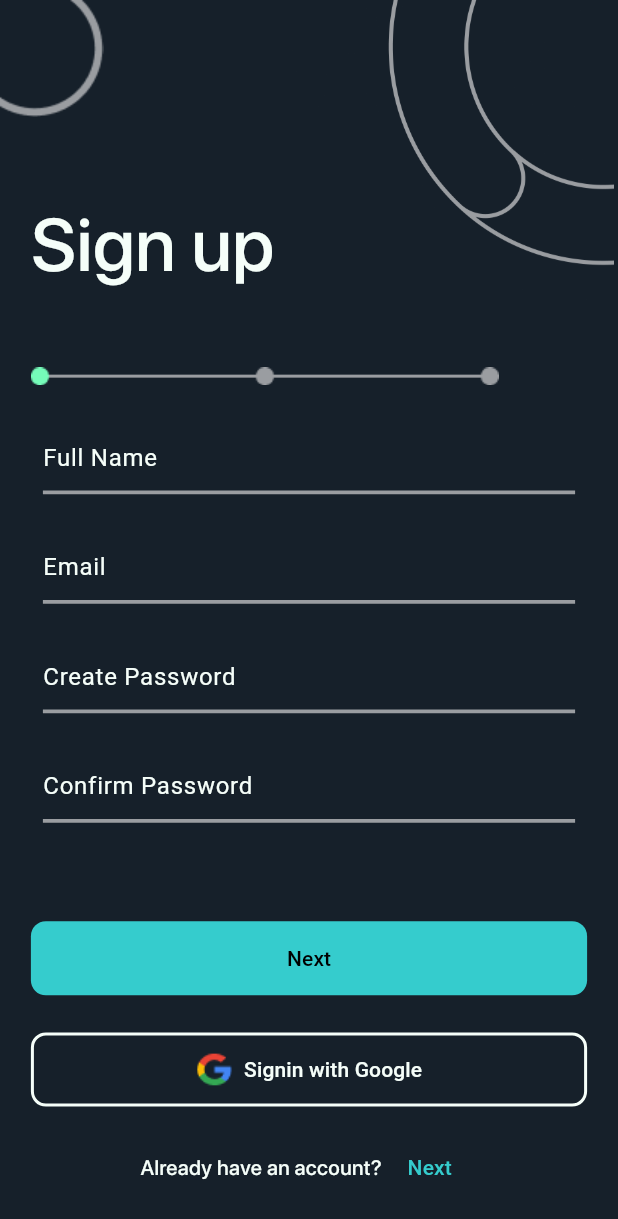
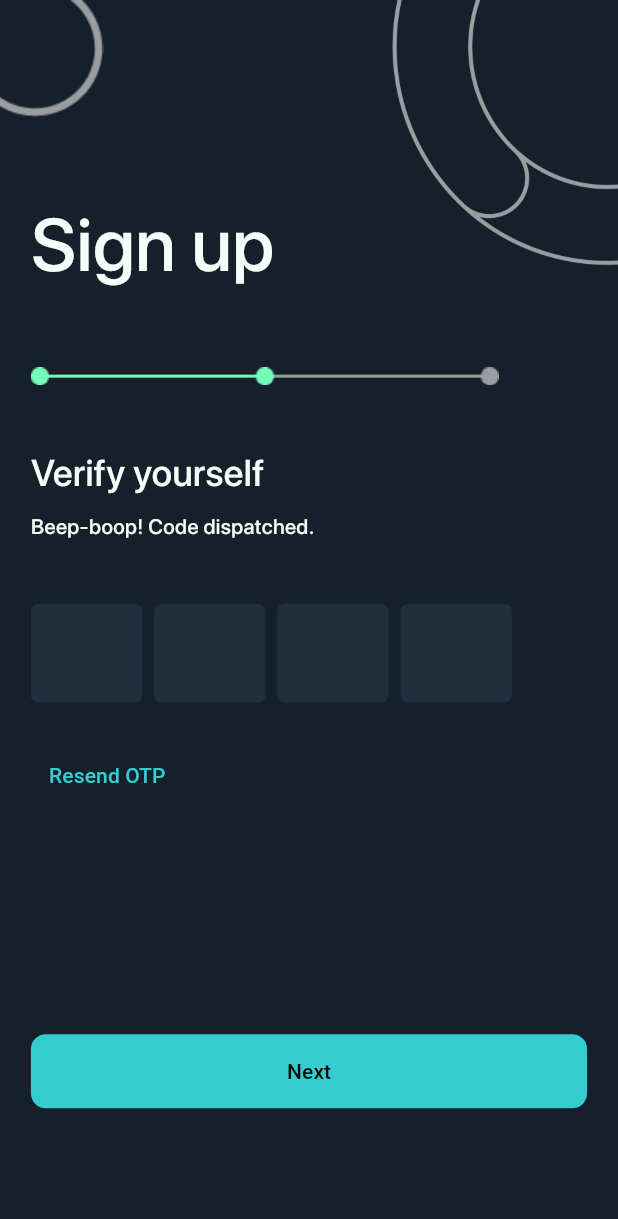
Before and after one commit to lakshya1goel/Connectify, a Flutter app: the screen it shows after launch, on a phone screen of 412 x 824 dp. Shown: the top 1219 px of the screen. Run offline on Flutter 3.47's test engine with Material 3 defaults, Android fonts, the phone set to English and light mode, and no system bars; drawn by our look-alikes of pinput; project files that could hold a hidden picture were left out.

Commit message:
add otp verification page

```diff
--- a/lib/main.dart
+++ b/lib/main.dart
@@ -2,6 +2,8 @@ import 'package:connectify/utils/contants/colors/app_colors.dart';
 import 'package:connectify/views/screens/authentication/login.dart';
 import 'package:connectify/views/screens/authentication/signup.dart';
 import 'package:flutter/material.dart';
+
+import 'views/screens/authentication/otpPage.dart';
 
 void main() {
   runApp(const MyApp());
@@ -24,7 +26,7 @@ class MyApp extends StatelessWidget {
           ),
         ),
       ),
-      home: SignupPage(),
+      home: OTPPage(),
     );
   }
 }
--- /dev/null
+++ b/lib/views/screens/authentication/otpPage.dart
@@ -0,0 +1,96 @@
+import 'package:connectify/utils/contants/colors/app_colors.dart';
+import 'package:flutter/material.dart';
+import 'package:pinput/pinput.dart';
+import '../../widgets/authentication/signupbg.dart';
+
+class OTPPage extends StatefulWidget {
+  const OTPPage({super.key});
+
+  @override
+  State<OTPPage> createState() => _OTPPageState();
+}
+
+class _OTPPageState extends State<OTPPage> {
+  @override
+  Widget build(BuildContext context) {
+    final size = MediaQuery.of(context).size;
+    return Scaffold(
+      body: SafeArea(
+        child: SingleChildScrollView(
+          child: Column(
+            crossAxisAlignment: CrossAxisAlignment.start,
+            children: [
+              Signupbg(),
+              Padding(
+                padding: EdgeInsets.only(left: size.width*0.05),
+                child: Image.asset("assets/images/progressBar2.png"),
+              ),
+              SizedBox(height: size.height*0.05,),
+              Padding(
+                padding: EdgeInsets.only(left: size.width*0.05),
+                child: Text("Verify yourself",
+                  style: TextStyle(
+                      fontSize: size.width*0.06
+                  ),
+                ),
+              ),
+              Padding(
+                padding: EdgeInsets.only(left: size.width*0.05, top: size.height*0.01),
+                child: Text("Beep-boop! Code dispatched."),
+              ),
+              SizedBox(height: size.height*0.05,),
+              Padding(
+                padding: EdgeInsets.symmetric(horizontal: size.width*0.05),
+                child: Form(
+                  child: Pinput(
+                    defaultPinTheme: PinTheme(
+                      textStyle: TextStyle(
+                        fontSize: size.width*0.05,
+                      ),
+                      decoration: BoxDecoration(
+                        color: AppColors.secondaryColor,
+                          borderRadius: BorderRadius.circular(5)),
+                      height: size.height * 0.08,
+                      width: size.width * 0.18,
+                    ),
+                    length: 4,
+                    mainAxisAlignment: MainAxisAlignment.spaceEvenly,
+                  ),
+                ),
+              ),
+              Padding(
+                padding: EdgeInsets.symmetric(horizontal: size.width*0.05, vertical: size.height*0.03),
+                child: TextButton(
+                    onPressed: () {} ,
+                    child: Text("Resend OTP",
+                      style: TextStyle(color: AppColors.buttonColor),
+                    )
+                ),
+              ),
+              SizedBox(height: size.height*0.15,),
+              Padding(
+                padding: EdgeInsets.symmetric(horizontal: size.width*0.05),
+                child: Container(
+                  height: size.height*0.06,
+                  width: size.width*0.9,
+                  child: ElevatedButton(
+                      onPressed: () {},
+                      child: Text("Next"),
+                      style: ElevatedButton.styleFrom(
+                        elevation: 0,
+                        backgroundColor: AppColors.buttonColor,
+                        foregroundColor: Colors.black,
+                        shape: RoundedRectangleBorder(
+                          borderRadius: BorderRadius.circular(10.0),
+                        ),
+                      )
+                  ),
+                ),
+              ),
+            ],
+          ),
+        ),
+      ),
+    );
+  }
+}
--- a/lib/views/screens/authentication/signup.dart
+++ b/lib/views/screens/authentication/signup.dart
@@ -1,5 +1,7 @@
 import 'package:connectify/utils/contants/colors/app_colors.dart';
 import 'package:flutter/material.dart';
+
+import '../../widgets/authentication/signupbg.dart';
 
 class SignupPage extends StatefulWidget {
   const SignupPage({super.key});
@@ -18,26 +20,7 @@ class _SignupPageState extends State<SignupPage> {
           child: Column(
             crossAxisAlignment: CrossAxisAlignment.start,
             children: [
-              Row(
-                // mainAxisAlignment: MainAxisAlignment.spaceBetween,
-                crossAxisAlignment: CrossAxisAlignment.start,
-                children: [
-                  Column(
-                    crossAxisAlignment: CrossAxisAlignment.start,
-                    children: [
-                      Image.asset("assets/images/leftVector.png"),
-                      SizedBox(height: size.height*0.06,),
-                      Padding(
-                        padding: EdgeInsets.only(left: size.width*0.05),
-                        child: Text("Sign up", style: TextStyle(fontSize: size.width*0.12),),
-                      ),
-                    ],
-                  ),
-                  Image.asset("assets/images/rightVector.png",
-                    width: size.width*0.55,
-                  ),
-                ],
-              ),
+              Signupbg(),
               Padding(
                 padding: EdgeInsets.only(left: size.width*0.05),
                 child: Image.asset("assets/images/progressBar.png"),
--- /dev/null
+++ b/lib/views/widgets/authentication/signupbg.dart
@@ -0,0 +1,30 @@
+import 'package:flutter/material.dart';
+
+class Signupbg extends StatelessWidget {
+  const Signupbg({super.key});
+
+  @override
+  Widget build(BuildContext context) {
+    final size = MediaQuery.of(context).size;
+    return Row(
+      mainAxisAlignment: MainAxisAlignment.spaceBetween,
+      crossAxisAlignment: CrossAxisAlignment.start,
+      children: [
+        Column(
+          crossAxisAlignment: CrossAxisAlignment.start,
+          children: [
+            Image.asset("assets/images/leftVector.png"),
+            SizedBox(height: size.height*0.06,),
+            Padding(
+              padding: EdgeInsets.only(left: size.width*0.05),
+              child: Text("Sign up", style: TextStyle(fontSize: size.width*0.12),),
+            ),
+          ],
+        ),
+        Image.asset("assets/images/rightVector.png",
+          width: size.width*0.55,
+        ),
+      ],
+    );
+  }
+}
--- a/pubspec.yaml
+++ b/pubspec.yaml
@@ -35,6 +35,7 @@ dependencies:
   # The following adds the Cupertino Icons font to your application.
   # Use with the CupertinoIcons class for iOS style icons.
   cupertino_icons: ^1.0.2
+  pinput: ^3.0.1
 
 dev_dependencies:
   flutter_test:
```
Also changed, not shown: assets/images/google_logo.png (deleted), assets/images/progressBar2.png (added), pubspec.lock, 5 other files.
